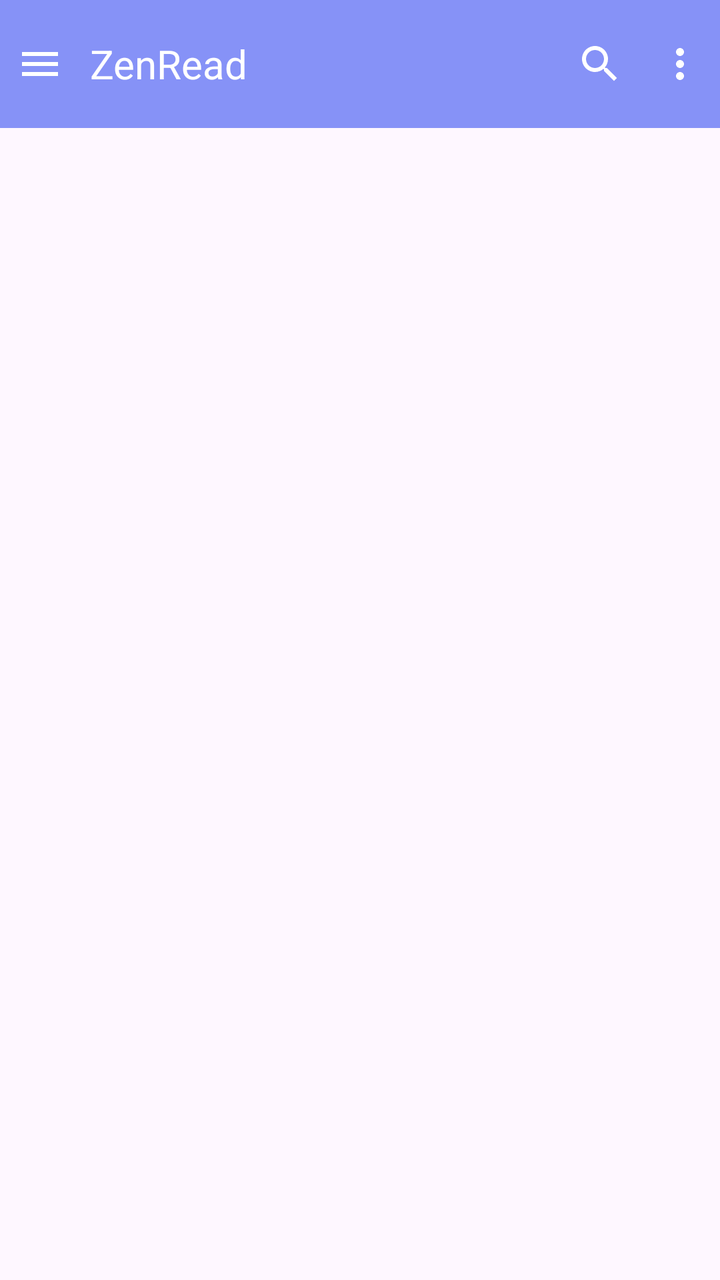
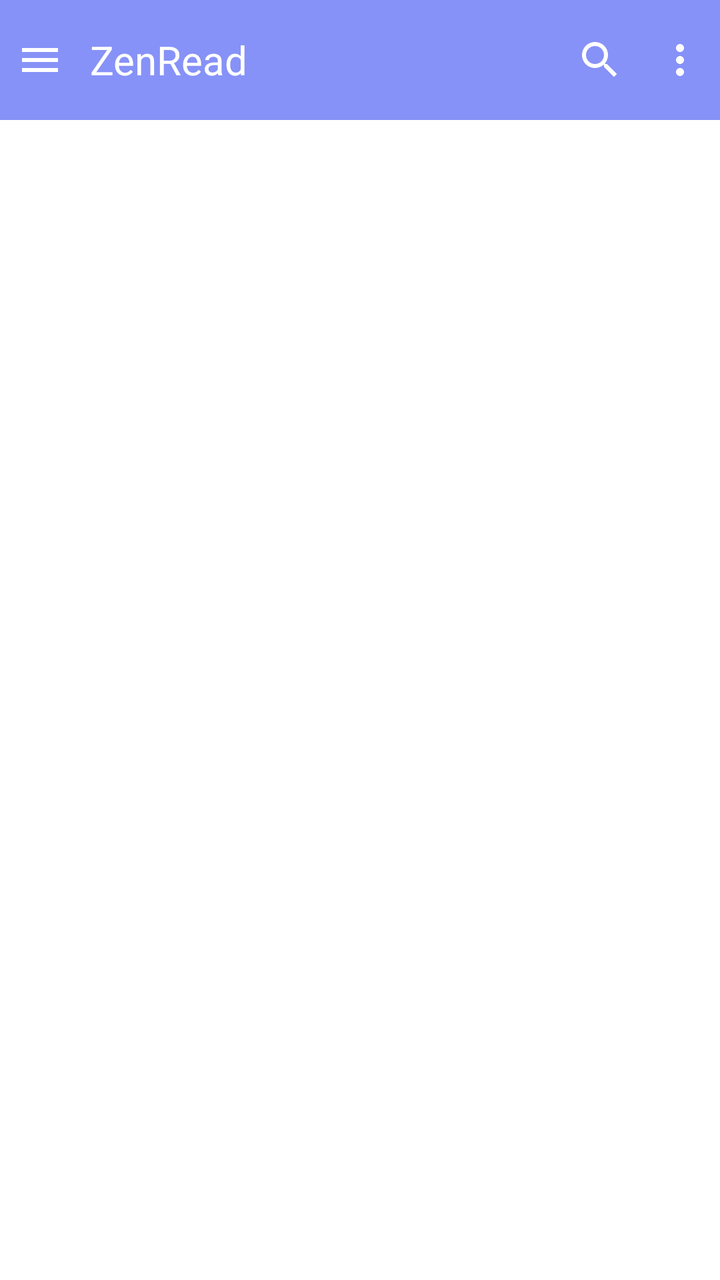

Compare the two renders of this Android layout. The source of the first and the diff that turns it into the second are given below.
<!-- AndroidManifest.xml: application theme Theme.ZenRead -->
<!-- res/layout/activity_main.xml -->
<?xml version="1.0" encoding="utf-8"?>
<androidx.drawerlayout.widget.DrawerLayout xmlns:android="http://schemas.android.com/apk/res/android"
    xmlns:app="http://schemas.android.com/apk/res-auto"
    xmlns:tools="http://schemas.android.com/tools"
    android:id="@+id/drawer_layout"
    android:layout_width="match_parent"
    android:layout_height="match_parent"
    android:fitsSystemWindows="true"
    tools:context=".presentation.feature.main.MainActivity">

    <LinearLayout
        android:id="@+id/main"
        android:layout_width="match_parent"
        android:layout_height="match_parent"
        android:orientation="vertical">

        <include
            android:id="@+id/toolbar"
            layout="@layout/custom_toolbar"
            android:layout_width="match_parent"
            android:layout_height="wrap_content" />

        <FrameLayout
            android:id="@+id/main_fragment"
            android:layout_width="match_parent"
            android:layout_height="match_parent" />
    </LinearLayout>

    
    <com.google.android.material.navigation.NavigationView
        android:id="@+id/nav_view"
        android:layout_width="wrap_content"
        android:layout_height="match_parent"
        android:layout_gravity="start"
        app:menu="@menu/nav_menu" />

</androidx.drawerlayout.widget.DrawerLayout>
<!-- res/layout/custom_toolbar.xml (included above) -->
<androidx.appcompat.widget.Toolbar xmlns:android="http://schemas.android.com/apk/res/android"
    xmlns:app="http://schemas.android.com/apk/res-auto"
    android:id="@+id/custom_toolbar"
    android:layout_width="match_parent"
    android:layout_height="?attr/actionBarSize"
    android:background="@color/lavender"
    android:theme="@style/ThemeOverlay.AppCompat.Dark.ActionBar"
    app:contentInsetStartWithNavigation="0dp"
    app:contentInsetStart="0dp"
    app:contentInsetEnd="0dp">

    <LinearLayout
        android:layout_width="match_parent"
        android:layout_height="match_parent"
        android:gravity="center_vertical"
        android:orientation="horizontal">

        <ImageView
            android:id="@+id/icon_menu"
            android:layout_width="40dp"
            android:layout_height="60dp"
            android:scaleType="centerInside"
            android:src="@drawable/ic_menu"/>

        <TextView
            android:layout_width="0dp"
            android:layout_height="wrap_content"
            android:layout_marginStart="5dp"
            android:layout_weight="1"
            android:text="@string/app_name"
            android:textColor="@color/white"
            android:textSize="20sp" />

        <ImageView
            android:id="@+id/ic_search"
            android:layout_width="40dp"
            android:layout_height="60dp"
            android:scaleType="centerInside"
            android:src="@drawable/ic_search" />

        <ImageView
            android:id="@+id/ic_option_menu"
            android:layout_width="40dp"
            android:layout_height="60dp"
            android:scaleType="centerInside"
            android:src="@drawable/ic_more_vert" />
    </LinearLayout>
</androidx.appcompat.widget.Toolbar>
<!-- resources referenced by this layout -->
<resources>
  <color name="lavender">#8692f7</color>
  <color name="white">#FFFFFFFF</color>
  <!-- drawable ic_menu (drawable) -->
  <vector xmlns:android="http://schemas.android.com/apk/res/android"
      android:width="24dp"
      android:height="24dp"
      android:tint="#FFFFFF"
      android:viewportWidth="24"
      android:viewportHeight="24">
  
      <path
          android:fillColor="@android:color/white"
          android:pathData="M3,18h18v-2L3,16v2zM3,13h18v-2L3,11v2zM3,6v2h18L21,6L3,6z" />
  
  </vector>
  <!-- drawable ic_more_vert (drawable) -->
  <vector xmlns:android="http://schemas.android.com/apk/res/android"
      android:width="24dp"
      android:height="24dp"
      android:tint="#FFFFFF"
      android:viewportWidth="24"
      android:viewportHeight="24">
  
      <path
          android:fillColor="@android:color/white"
          android:pathData="M12,8c1.1,0 2,-0.9 2,-2s-0.9,-2 -2,-2 -2,0.9 -2,2 0.9,2 2,2zM12,10c-1.1,0 -2,0.9 -2,2s0.9,2 2,2 2,-0.9 2,-2 -0.9,-2 -2,-2zM12,16c-1.1,0 -2,0.9 -2,2s0.9,2 2,2 2,-0.9 2,-2 -0.9,-2 -2,-2z" />
  
  </vector>
  <!-- drawable ic_search (drawable) -->
  <vector xmlns:android="http://schemas.android.com/apk/res/android"
      android:width="24dp"
      android:height="24dp"
      android:tint="#FFFFFF"
      android:viewportWidth="24.0"
      android:viewportHeight="24.0">
      <path
          android:fillColor="#FF000000"
          android:pathData="M15.5,14h-0.79l-0.28,-0.27C15.41,12.59 16,11.11 16,9.5 16,5.91 13.09,3 9.5,3S3,5.91 3,9.5 5.91,16 9.5,16c1.61,0 3.09,-0.59 4.23,-1.57l0.27,0.28v0.79l5,4.99L20.49,19l-4.99,-5zM9.5,14C7.01,14 5,11.99 5,9.5S7.01,5 9.5,5 14,7.01 14,9.5 11.99,14 9.5,14z" />
  </vector>
  <string name="app_name">ZenRead</string>
  <style name="Theme.ZenRead" parent="Base.Theme.ZenRead" />
  <style name="Base.Theme.ZenRead" parent="Theme.Material3.DayNight.NoActionBar">
          
          
      </style>
</resources>

<!-- the commit's change to res/layout/activity_main.xml (unified diff, before → after) -->
@@ -6,7 +6,7 @@
     android:layout_width="match_parent"
     android:layout_height="match_parent"
     android:fitsSystemWindows="true"
-    tools:context=".presentation.feature.main.MainActivity">
+    tools:context=".ui.MainActivity">
 
     <LinearLayout
         android:id="@+id/main"
@@ -23,7 +23,8 @@
         <FrameLayout
             android:id="@+id/main_fragment"
             android:layout_width="match_parent"
-            android:layout_height="match_parent" />
+            android:layout_height="match_parent" >
+        </FrameLayout>
     </LinearLayout>
 
     
@@ -32,7 +33,9 @@
         android:layout_width="wrap_content"
         android:layout_height="match_parent"
         android:layout_gravity="start"
-        app:menu="@menu/nav_menu" />
+        app:headerLayout="@layout/nav_header"
+        app:menu="@menu/nav_menu"
+        android:fitsSystemWindows="false"/>
 
 </androidx.drawerlayout.widget.DrawerLayout>
 <!-- res/layout/custom_toolbar.xml (included above) -->
@@ -61,6 +64,7 @@
             android:src="@drawable/ic_menu"/>
 
         <TextView
+            android:id="@+id/tb_title"
             android:layout_width="0dp"
             android:layout_height="wrap_content"
             android:layout_marginStart="5dp"
@@ -84,3 +88,29 @@
             android:src="@drawable/ic_more_vert" />
     </LinearLayout>
 </androidx.appcompat.widget.Toolbar>
+<!-- res/layout/nav_header.xml (included above) -->
+<?xml version="1.0" encoding="utf-8"?>
+<LinearLayout xmlns:android="http://schemas.android.com/apk/res/android"
+    android:layout_width="match_parent"
+    android:layout_height="wrap_content"
+    android:background="@color/lavender"
+    android:gravity="bottom"
+    android:paddingHorizontal="15dp"
+    android:paddingTop="35dp"
+    android:paddingBottom="15dp">
+
+    <ImageView
+        android:layout_width="30dp"
+        android:layout_height="30dp"
+        android:scaleType="centerInside"
+        android:src="@drawable/ic_book_title" />
+
+    <TextView
+        android:layout_width="wrap_content"
+        android:layout_height="wrap_content"
+        android:layout_marginStart="5dp"
+        android:text="@string/app_name"
+        android:textColor="@color/white"
+        android:textSize="20sp"
+        android:textStyle="bold" />
+</LinearLayout>
<!-- resource entries referenced after the edit -->
@@ -2,6 +2,7 @@
 <resources>
   <color name="lavender">#8692f7</color>
   <color name="white">#FFFFFFFF</color>
+  <!-- drawable ic_book_title: png bitmap (drawable-hdpi, 2505 bytes) -->
   <!-- drawable ic_menu (drawable) -->
   <vector xmlns:android="http://schemas.android.com/apk/res/android"
       android:width="24dp"
@@ -41,7 +42,7 @@
   </vector>
   <string name="app_name">ZenRead</string>
   <style name="Theme.ZenRead" parent="Base.Theme.ZenRead" />
-  <style name="Base.Theme.ZenRead" parent="Theme.Material3.DayNight.NoActionBar">
+  <style name="Base.Theme.ZenRead" parent="Theme.MaterialComponents.Light.NoActionBar">
           
           
       </style>
